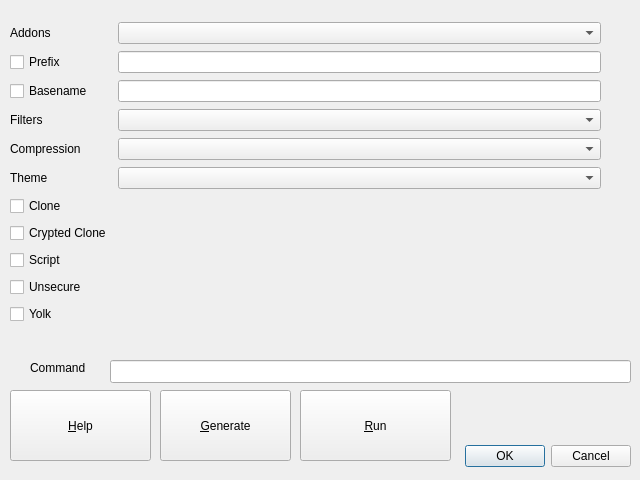
Before: the Qt Designer form src/ui/produce.ui in pieroproietti/pengui, drawn with Qt 5.
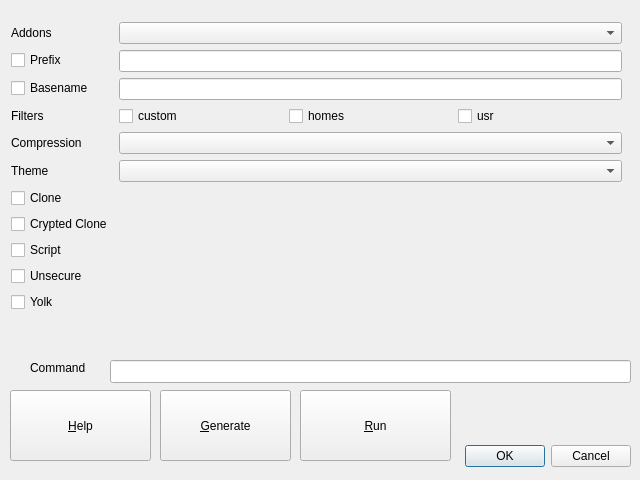
After: the same form once the commit is applied. Icons and pictures are not drawn.

Diff of the .ui file:
```diff
--- a/src/ui/produce.ui
+++ b/src/ui/produce.ui
@@ -109,13 +109,13 @@
   <widget class="QWidget" name="layoutWidget">
    <property name="geometry">
     <rect>
-     <x>10</x>
-     <y>21</y>
-     <width>591</width>
+     <x>11</x>
+     <y>22</y>
+     <width>611</width>
      <height>314</height>
     </rect>
    </property>
-   <layout class="QGridLayout" name="gridLayout">
+   <layout class="QFormLayout" name="formLayout">
     <item row="0" column="0">
      <widget class="QLabel" name="labelAddons">
       <property name="toolTip">
@@ -178,11 +178,38 @@
      </widget>
     </item>
     <item row="3" column="1">
-     <widget class="QComboBox" name="comboBoxFilters">
-      <property name="toolTip">
-       <string>Select firler to use</string>
-      </property>
-     </widget>
+     <layout class="QGridLayout" name="gridLayout">
+      <item row="0" column="0">
+       <widget class="QCheckBox" name="checkBoxCustom">
+        <property name="toolTip">
+         <string>Add exclude.list.custom to the /etc/penguins-eggs.d/exclude.list</string>
+        </property>
+        <property name="text">
+         <string>custom</string>
+        </property>
+       </widget>
+      </item>
+      <item row="0" column="1">
+       <widget class="QCheckBox" name="checkBoxHomes">
+        <property name="toolTip">
+         <string>Add exclude.list.homes to the /etc/penguins-eggs.d/exclude.list</string>
+        </property>
+        <property name="text">
+         <string>homes</string>
+        </property>
+       </widget>
+      </item>
+      <item row="0" column="2">
+       <widget class="QCheckBox" name="checkBoxUsr">
+        <property name="toolTip">
+         <string>Add exclude.list.usr to the /etc/penguins-eggs.d/exclude.list</string>
+        </property>
+        <property name="text">
+         <string>usr</string>
+        </property>
+       </widget>
+      </item>
+     </layout>
     </item>
     <item row="4" column="0">
      <widget class="QLabel" name="labelCompression">
```
Left out of the diff: 38 changed lines with no effect on the pictures.
